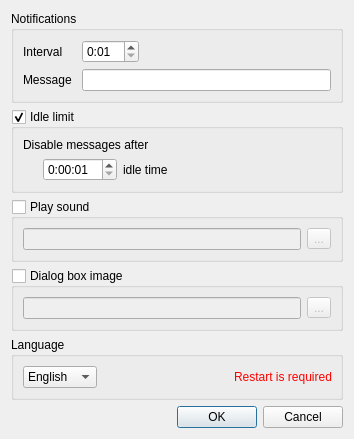
Above: restnotifier/settingsdialog.ui from swarmer/restnotifier before the change. Below: the same form after it.
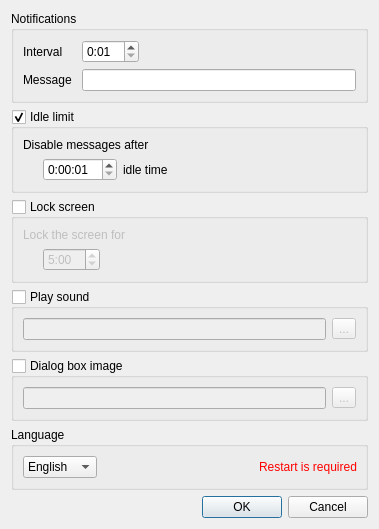
That is the form after the change. Icons and pictures are not drawn.

Commit message: Add screen locking as a settings option

What changed in the file:
```diff
--- a/restnotifier/settingsdialog.ui
+++ b/restnotifier/settingsdialog.ui
@@ -6,8 +6,8 @@
    <rect>
     <x>0</x>
     <y>0</y>
-    <width>354</width>
-    <height>396</height>
+    <width>379</width>
+    <height>478</height>
    </rect>
   </property>
   <property name="windowTitle">
@@ -188,6 +188,108 @@
      </layout>
     </widget>
    </item>
+   <item>
+    <widget class="QGroupBox" name="lockGroupBox">
+     <property name="title">
+      <string>Lock screen</string>
+     </property>
+     <property name="checkable">
+      <bool>true</bool>
+     </property>
+     <property name="checked">
+      <bool>false</bool>
+     </property>
+     <layout class="QVBoxLayout" name="verticalLayout">
+      <item>
+       <widget class="QLabel" name="label_5">
+        <property name="text">
+         <string>Lock the screen for</string>
+        </property>
+       </widget>
+      </item>
+      <item>
+       <layout class="QHBoxLayout" name="horizontalLayout_5">
+        <item>
+         <spacer name="horizontalSpacer_4">
+          <property name="orientation">
+           <enum>Qt::Horizontal</enum>
+          </property>
+          <property name="sizeType">
+           <enum>QSizePolicy::Minimum</enum>
+          </property>
+          <property name="sizeHint" stdset="0">
+           <size>
+            <width>20</width>
+            <height>20</height>
+           </size>
+          </property>
+         </spacer>
+        </item>
+        <item>
+         <widget class="QTimeEdit" name="lockTime">
+          <property name="accelerated">
+           <bool>true</bool>
+          </property>
+          <property name="time">
+           <time>
+            <hour>0</hour>
+            <minute>5</minute>
+            <second>0</second>
+           </time>
+          </property>
+          <property name="minimumDateTime">
+           <datetime>
+            <hour>0</hour>
+            <minute>0</minute>
+            <second>1</second>
+            <year>2000</year>
+            <month>1</month>
+            <day>1</day>
+           </datetime>
+          </property>
+          <property name="maximumTime">
+           <time>
+            <hour>23</hour>
+            <minute>59</minute>
+            <second>59</second>
+           </time>
+          </property>
+          <property name="minimumTime">
+           <time>
+            <hour>0</hour>
+            <minute>0</minute>
+            <second>1</second>
+           </time>
+          </property>
+          <property name="currentSection">
+           <enum>QDateTimeEdit::MinuteSection</enum>
+          </property>
+          <property name="displayFormat">
+           <string>m:ss</string>
+          </property>
+          <property name="currentSectionIndex">
+           <number>0</number>
+          </property>
+         </widget>
+        </item>
+        <item>
+         <spacer name="horizontalSpacer_5">
+          <property name="orientation">
+           <enum>Qt::Horizontal</enum>
+          </property>
+          <property name="sizeHint" stdset="0">
+           <size>
+            <width>158</width>
+            <height>20</height>
+           </size>
+          </property>
+         </spacer>
+        </item>
+       </layout>
+      </item>
+     </layout>
+    </widget>
+   </item>
    <item>
     <widget class="QGroupBox" name="soundGroupBox">
      <property name="title">
```
The commit also changes 7 other files.
